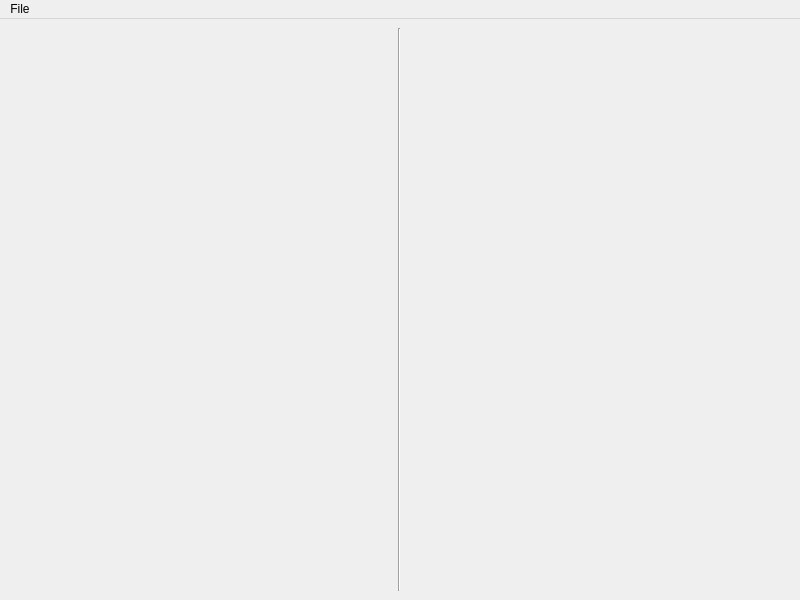
The window that widgets/Main.ui (bluemellophone/gzc-client) describes before a commit, drawn with Qt 5.
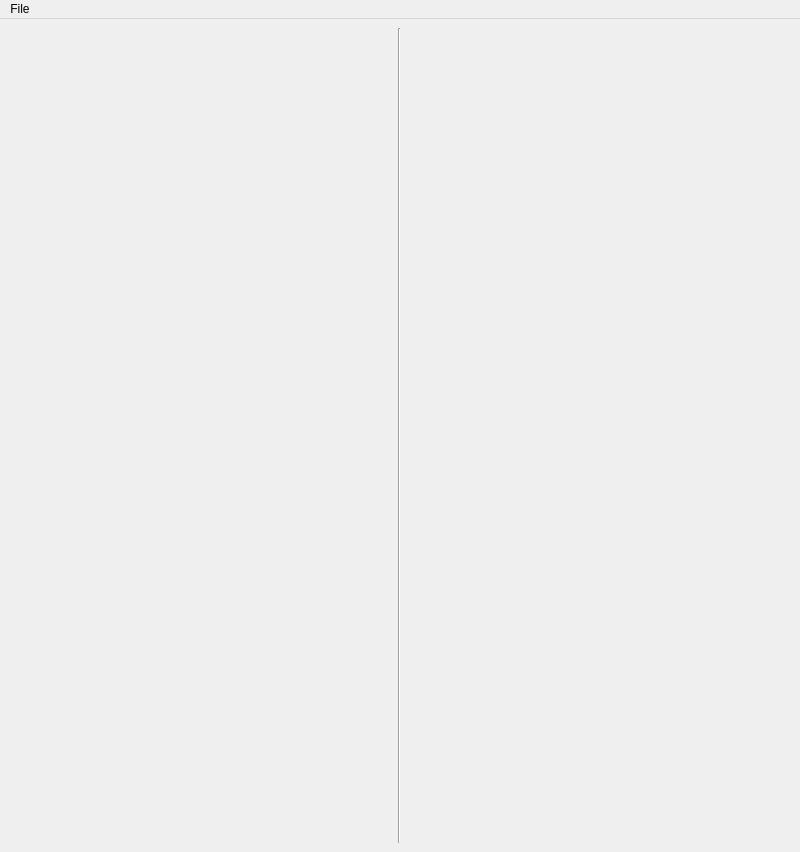
The same window after the commit.

```diff
--- a/widgets/Main.ui
+++ b/widgets/Main.ui
@@ -7,13 +7,19 @@
     <x>0</x>
     <y>0</y>
     <width>800</width>
-    <height>600</height>
+    <height>852</height>
    </rect>
   </property>
   <property name="windowTitle">
    <string>MainWindow</string>
   </property>
   <widget class="QWidget" name="centralwidget">
+   <property name="minimumSize">
+    <size>
+     <width>0</width>
+     <height>830</height>
+    </size>
+   </property>
    <layout class="QHBoxLayout" name="horizontalLayout_2">
     <item>
      <layout class="QHBoxLayout" name="layout">
```
